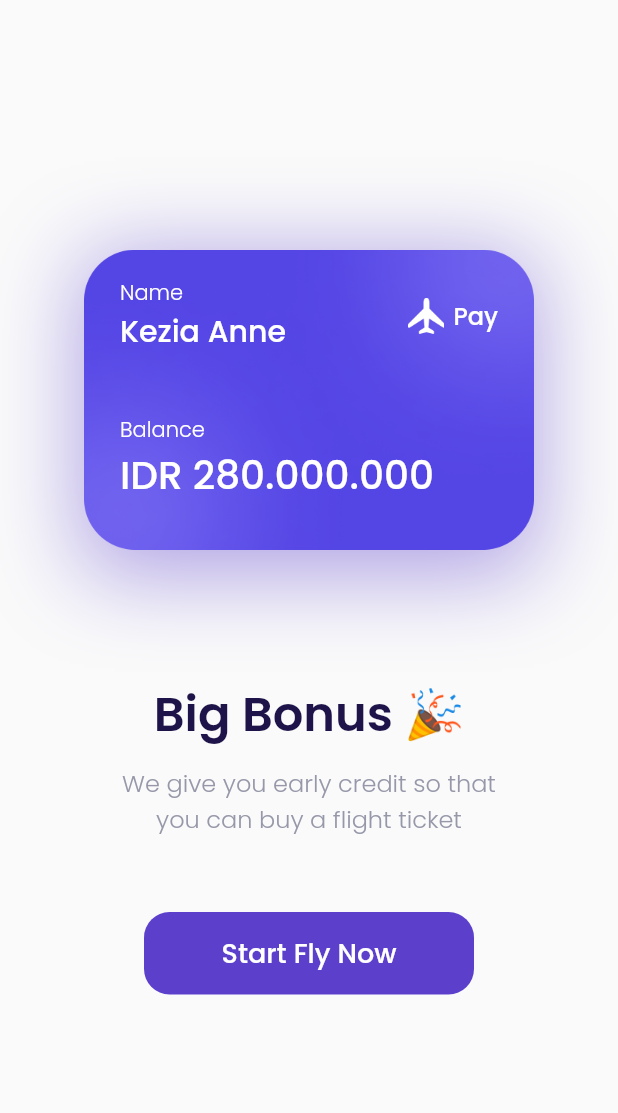
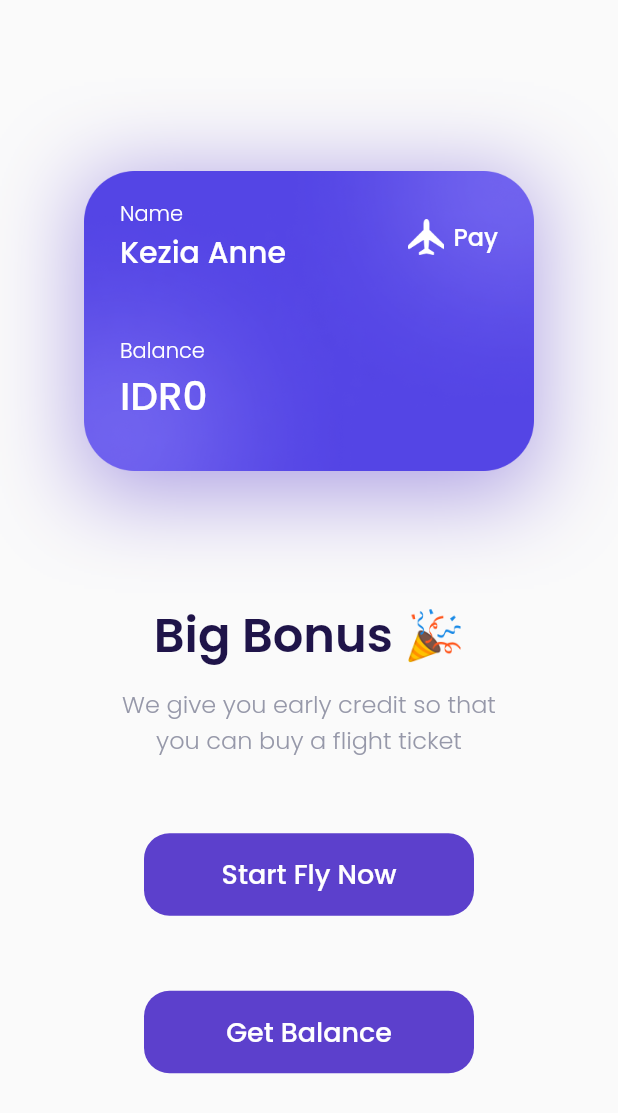
Before and after one commit to Rivaldi72/triplane, a Flutter app: the BonusPage screen opened by its route, on a phone screen of 412 x 824 dp. Shown: the top 1113 px of the screen. Run offline on Flutter 3.47's test engine with Material 2 defaults, Android fonts, the phone set to English and light mode, and no system bars; our stand-ins replace google_fonts.

Commit message:
For Dicoding Submission

```diff
--- a/lib/ui/pages/bonus_page.dart
+++ b/lib/ui/pages/bonus_page.dart
@@ -1,9 +1,23 @@
 import 'package:flutter/material.dart';
 import 'package:triplane/ui/widgets/custom_button.dart';
 import '../../shared/theme.dart';
+import 'package:intl/intl.dart';
 
-class BonusPage extends StatelessWidget {
+class BonusPage extends StatefulWidget {
   const BonusPage({Key? key}) : super(key: key);
+
+  @override
+  State<BonusPage> createState() => _BonusPageState();
+}
+
+class _BonusPageState extends State<BonusPage> {
+  int balance = 0;
+
+  void getBalance() {
+    setState(() {
+      balance = 100000000;
+    });
+  }
 
   @override
   Widget build(BuildContext context) {
@@ -85,7 +99,7 @@ class BonusPage extends StatelessWidget {
               ),
             ),
             Text(
-              'IDR 280.000.000',
+              NumberFormat.currency(locale: 'id').format(balance),
               style: whiteTextStyle.copyWith(
                 fontSize: 26,
                 fontWeight: medium,
@@ -134,6 +148,17 @@ class BonusPage extends StatelessWidget {
       );
     }
 
+    Widget topUpButton() {
+      return CustomButton(
+        width: 220,
+        margin: const EdgeInsets.only(top: 50),
+        title: 'Get Balance',
+        onPressed: () {
+          getBalance();
+        },
+      );
+    }
+
     return Scaffold(
       backgroundColor: kBackgroundColor,
       body: Center(
@@ -144,6 +169,7 @@ class BonusPage extends StatelessWidget {
             title(),
             subtitle(),
             startButton(),
+            topUpButton(),
           ],
         ),
       ),
--- a/pubspec.yaml
+++ b/pubspec.yaml
@@ -31,6 +31,7 @@ dependencies:
   flutter:
     sdk: flutter
   google_fonts: ^2.1.0
+  intl: ^0.17.0
 
 dev_dependencies:
 
```
Also changed, not shown: pubspec.lock.
